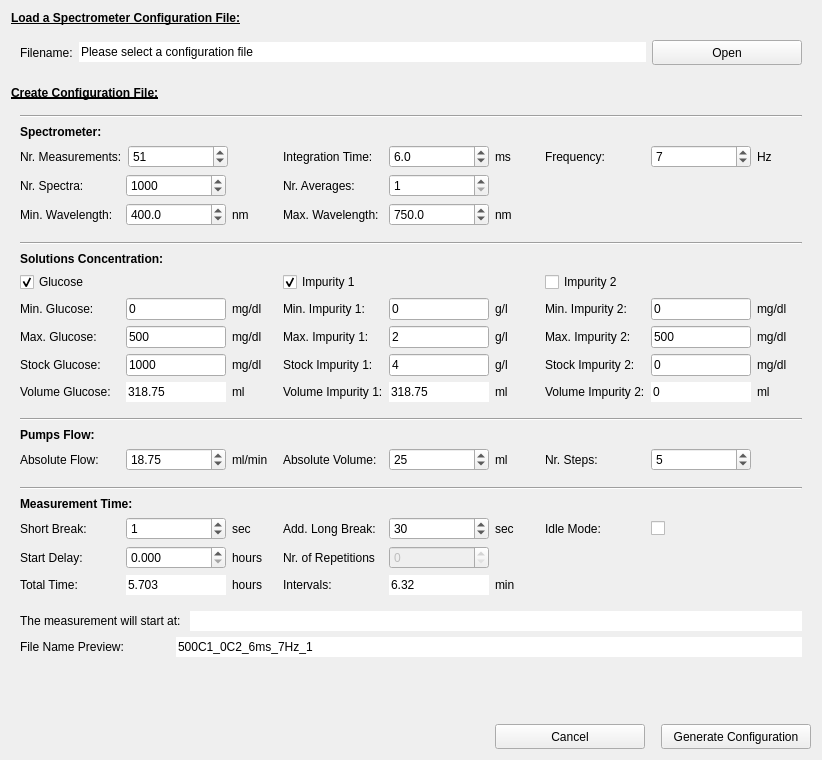
Above: pol_configureMeasurement.ui from CesarCarvajal/Oxymetry-Backup-2018 before the change. Below: the same form after it.
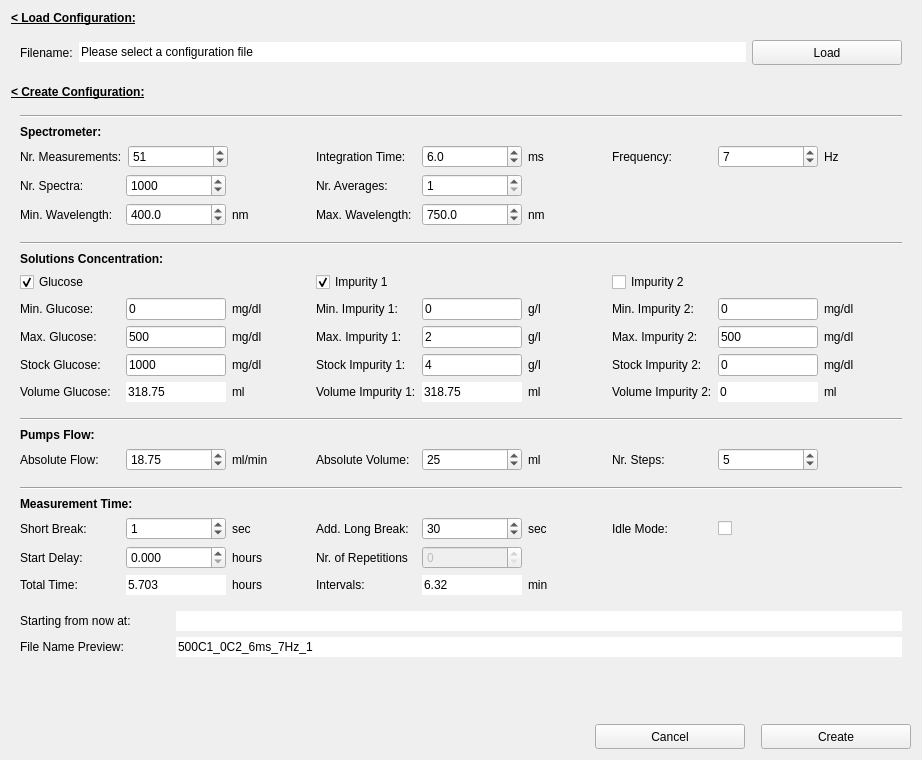
That is the form after the change. Custom widgets are drawn as their Qt base class.

Diff of the .ui file:
```diff
--- a/pol_configureMeasurement.ui
+++ b/pol_configureMeasurement.ui
@@ -6,16 +6,22 @@
    <rect>
     <x>0</x>
     <y>0</y>
-    <width>822</width>
+    <width>922</width>
     <height>760</height>
    </rect>
   </property>
   <property name="sizePolicy">
-   <sizepolicy hsizetype="Preferred" vsizetype="Minimum">
+   <sizepolicy hsizetype="Minimum" vsizetype="Minimum">
     <horstretch>0</horstretch>
     <verstretch>0</verstretch>
    </sizepolicy>
   </property>
+  <property name="minimumSize">
+   <size>
+    <width>922</width>
+    <height>760</height>
+   </size>
+  </property>
   <property name="windowTitle">
    <string>Polarimeter Measurement Configuration</string>
   </property>
@@ -62,7 +68,7 @@
         <string>Hide/Show Loading Configuration</string>
        </property>
        <property name="text">
-        <string>&lt; Load a Spectrometer Configuration File:</string>
+        <string>&lt; Load Configuration:</string>
        </property>
       </widget>
      </item>
@@ -155,7 +161,7 @@
            <string>Load a Configuration File</string>
           </property>
           <property name="text">
-           <string>Open</string>
+           <string>Load</string>
           </property>
           <property name="autoDefault">
            <bool>false</bool>
@@ -218,7 +224,7 @@
         <string>Hide/Show Create Configuration File</string>
        </property>
        <property name="text">
-        <string>&lt; Create Configuration File:</string>
+        <string>&lt; Create Configuration:</string>
        </property>
       </widget>
      </item>
@@ -520,7 +526,7 @@
                <number>1</number>
               </property>
               <property name="maximum">
-               <double>2000.000000000000000</double>
+               <double>10000.000000000000000</double>
               </property>
               <property name="singleStep">
                <double>0.100000000000000</double>
@@ -2680,8 +2686,14 @@
               <verstretch>0</verstretch>
              </sizepolicy>
             </property>
+            <property name="minimumSize">
+             <size>
+              <width>150</width>
+              <height>0</height>
+             </size>
+            </property>
             <property name="text">
-             <string>The measurement will start at: </string>
+             <string>Starting from now at:  </string>
             </property>
            </widget>
           </item>
@@ -2844,7 +2856,7 @@
           <string>Generate Configuration File</string>
          </property>
          <property name="text">
-          <string>Generate Configuration</string>
+          <string>Create</string>
          </property>
          <property name="autoDefault">
           <bool>false</bool>
```
Left out of the diff: 4 changed lines with no effect on the pictures.
